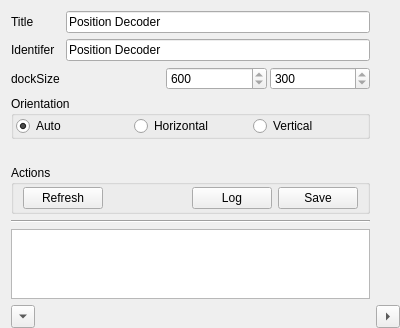
First picture: the form in src/pyphoplacecellanalysis/GUI/PyQtPlot/Widgets/DockPlanningHelperWidget/DockPlanningHelperWidget.ui, repository CommanderPho/pyPhoPlaceCellAnalysis, before the edit.
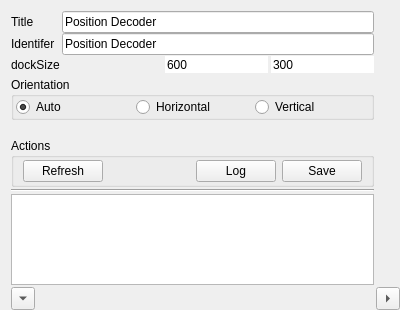
Second picture: the form after the edit.

Commit message: DockPlanningHelperWindow finished

```diff
--- a/src/pyphoplacecellanalysis/GUI/PyQtPlot/Widgets/DockPlanningHelperWidget/DockPlanningHelperWidget.ui
+++ b/src/pyphoplacecellanalysis/GUI/PyQtPlot/Widgets/DockPlanningHelperWidget/DockPlanningHelperWidget.ui
@@ -13,13 +13,16 @@
   <property name="windowTitle">
    <string>Form</string>
   </property>
-  <layout class="QGridLayout" name="gridLayout">
+  <layout class="QGridLayout" name="gridLayout" rowstretch="1,0,0,0,0,0,0" columnstretch="1,1">
    <property name="rightMargin">
     <number>0</number>
    </property>
    <property name="bottomMargin">
     <number>0</number>
    </property>
+   <property name="spacing">
+    <number>2</number>
+   </property>
    <item row="6" column="1">
     <widget class="QToolButton" name="btnAddWidgetRight">
      <property name="toolTip">
@@ -42,6 +45,12 @@
    </item>
    <item row="0" column="0">
     <layout class="QFormLayout" name="formLayout">
+     <property name="fieldGrowthPolicy">
+      <enum>QFormLayout::ExpandingFieldsGrow</enum>
+     </property>
+     <property name="verticalSpacing">
+      <number>0</number>
+     </property>
      <item row="0" column="0">
       <widget class="QLabel" name="label">
        <property name="text">
@@ -67,8 +76,11 @@
        <property name="text">
         <string>Position Decoder</string>
        </property>
+       <property name="readOnly">
+        <bool>true</bool>
+       </property>
        <property name="placeholderText">
-        <string>Position Decoder</string>
+        <string>PositionDecoder</string>
        </property>
       </widget>
      </item>
@@ -118,9 +130,18 @@
          <property name="statusTip">
           <string notr="true">DockWidth</string>
          </property>
+         <property name="frame">
+          <bool>false</bool>
+         </property>
          <property name="readOnly">
           <bool>true</bool>
          </property>
+         <property name="buttonSymbols">
+          <enum>QAbstractSpinBox::NoButtons</enum>
+         </property>
+         <property name="keyboardTracking">
+          <bool>false</bool>
+         </property>
          <property name="minimum">
           <number>1</number>
          </property>
@@ -143,9 +164,18 @@
          <property name="statusTip">
           <string notr="true">Height</string>
          </property>
+         <property name="frame">
+          <bool>false</bool>
+         </property>
          <property name="readOnly">
           <bool>true</bool>
          </property>
+         <property name="buttonSymbols">
+          <enum>QAbstractSpinBox::NoButtons</enum>
+         </property>
+         <property name="keyboardTracking">
+          <bool>false</bool>
+         </property>
          <property name="minimum">
           <number>1</number>
          </property>
@@ -208,6 +238,9 @@
    </item>
    <item row="5" column="0">
     <widget class="QPlainTextEdit" name="txtExtendedLabel">
+     <property name="enabled">
+      <bool>true</bool>
+     </property>
      <property name="undoRedoEnabled">
       <bool>true</bool>
      </property>
```
Left out of the diff: 8 changed lines with no effect on the pictures. The commit also changes 5 other files.
